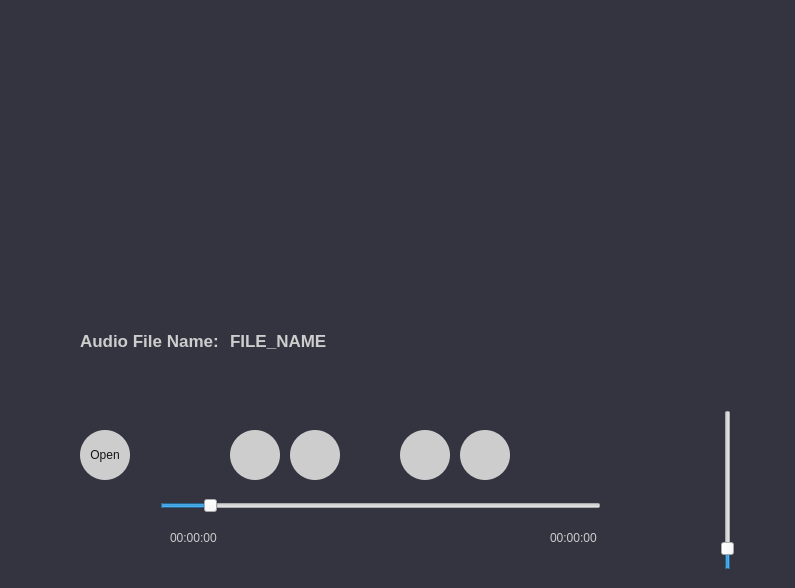
Before: the Qt Designer form mainwindow.ui in MilanJzo/eda-mp3, drawn with Qt 5.
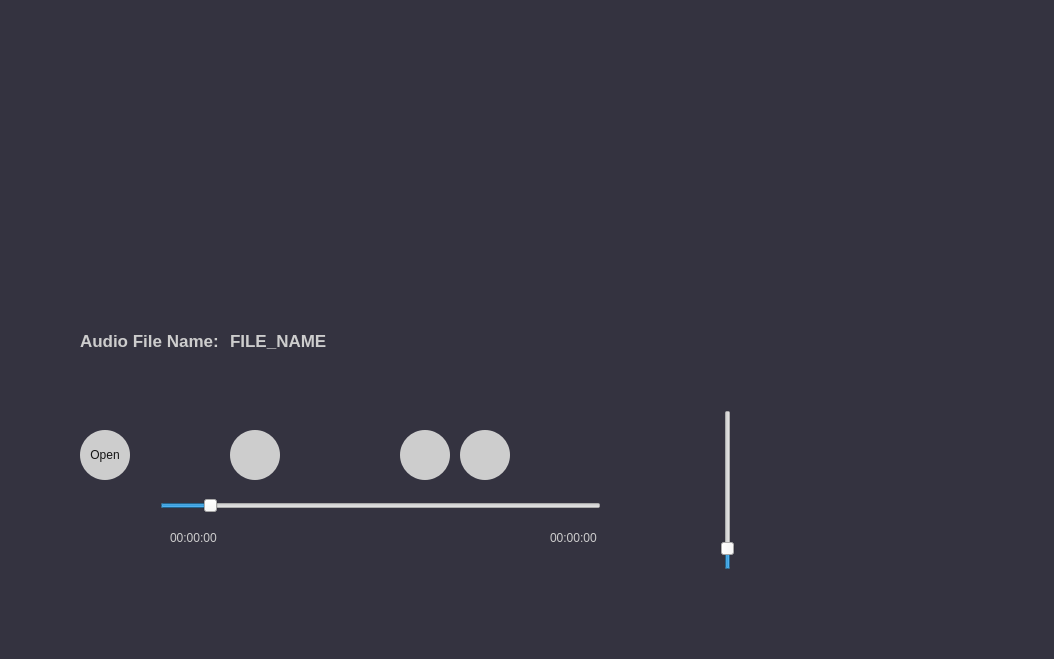
After: the same form once the commit is applied.

```diff
--- a/mainwindow.ui
+++ b/mainwindow.ui
@@ -6,8 +6,8 @@
    <rect>
     <x>0</x>
     <y>0</y>
-    <width>795</width>
-    <height>588</height>
+    <width>1054</width>
+    <height>659</height>
    </rect>
   </property>
   <property name="windowTitle">
@@ -90,26 +90,7 @@
      </rect>
     </property>
     <property name="styleSheet">
-     <string notr="true">
-</string>
-    </property>
-    <property name="text">
-     <string/>
-    </property>
-   </widget>
-   <widget class="QPushButton" name="pushButton_Pause">
-    <property name="geometry">
-     <rect>
-      <x>290</x>
-      <y>430</y>
-      <width>50</width>
-      <height>50</height>
-     </rect>
-    </property>
-    <property name="styleSheet">
-     <string notr="true">
-
-</string>
+     <string notr="true"/>
     </property>
     <property name="text">
      <string/>
```
Left out of the diff: 6 changed lines with no effect on the pictures.
